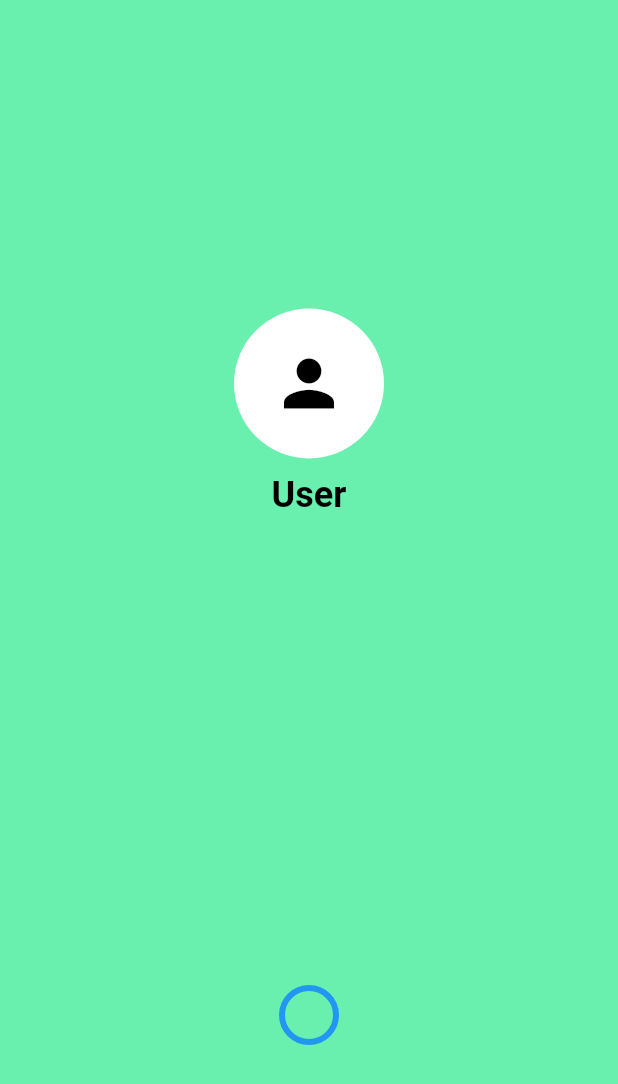
After one commit to FeniBharodiya/UserList_App, a Flutter app: the SplashScreen screen opened directly, on a phone screen of 412 x 824 dp. The commit adds this screen. Shown: the top 1084 px of the screen. Run offline on Flutter 3.47's test engine with Material 2 defaults, Android fonts, the phone set to English and light mode, and no system bars; our stand-ins replace connectivity_plus, dio, get, internet_connection_checker, sqflite; accounts and stored records are empty; network calls fail.

Commit message:
intial commit

```diff
--- a/lib/Models/dio_api_service.dart
+++ b/lib/Models/dio_api_service.dart
@@ -8,14 +8,30 @@ import 'package:user_list/Models/db_helper.dart';
 class ApiServices {
   final UserController userController = Get.put(UserController());
   var dio = Dio();
+  int page = 0;
+  final int _limit = 20;
+
+  List _posts = [];
 
   Future<List<UserElement>> fatchUsers() async {
-    print(("fatchUsers called"));
+    print(("Users call"));
     try {
       userController.isLoading.value = true;
+      //final Response response = await dio.get(Uri.parse("$_baseUrl?_page=$_page&_limit=$_limit"));
+      //  "https://verified-mammal-79.hasura.app/api/rest/users",
       final Response response = await dio.get(
           "https://verified-mammal-79.hasura.app/api/rest/users",
-          queryParameters: {"since": 0});
+          queryParameters: {
+            //"metadata": {
+            // "result_set": {
+            "since": 10,
+            // count": 25,
+            // "offset": 0,
+            //"limit": 25,
+            // "total": 77,
+            // },
+            //},
+          });
       userController.isLoading.value = false;
       if (response.statusCode == 200) {
         userController.userList.value = userController.searchList.value =
--- a/lib/Models/internet_model.dart
+++ b/lib/Models/internet_model.dart
@@ -19,7 +19,7 @@ class NetWorkConection {
               ),
               content: const ListTile(
                 title: Padding(
-                  padding: EdgeInsets.only(left: 25),
+                  padding: EdgeInsets.only(left: 30),
                   child: Text(
                     "No Internet    (｡ ╯︵╰｡ )",
                     style: TextStyle(fontSize: 29, fontWeight: FontWeight.w500),
@@ -43,7 +43,7 @@ class NetWorkConection {
                     children: <Widget>[
                       Center(
                         child: Padding(
-                          padding: const EdgeInsets.only(left: 38),
+                          padding: const EdgeInsets.only(left: 30),
                           child: ElevatedButton(
                             onPressed: () {
                               Navigator.of(context).pop();
@@ -59,7 +59,7 @@ class NetWorkConection {
                             // padding: EdgeInsets.only(
                             //     left: 45, right: 45, top: 15, bottom: 15),
                             child: const Text(
-                              "OK",
+                              "   OK   ",
                               style:
                                   TextStyle(color: Colors.white, fontSize: 20),
                             ),
--- /dev/null
+++ b/lib/Scrrens/splash.dart
@@ -0,0 +1,64 @@
+import 'package:flutter/material.dart';
+
+class SplashScreen extends StatefulWidget {
+  const SplashScreen({Key? key}) : super(key: key);
+
+  @override
+  _SplashScreenState createState() => _SplashScreenState();
+}
+
+class _SplashScreenState extends State<SplashScreen> {
+  @override
+  Widget build(BuildContext context) {
+    return Scaffold(
+      body: Stack(
+        fit: StackFit.expand,
+        children: [
+          Container(
+            decoration: const BoxDecoration(color: Colors.greenAccent),
+          ),
+          Column(
+            mainAxisAlignment: MainAxisAlignment.center,
+            children: [
+              Expanded(
+                flex: 2,
+                child: Column(
+                  mainAxisAlignment: MainAxisAlignment.center,
+                  children: const [
+                    CircleAvatar(
+                      backgroundColor: Colors.white,
+                      radius: 50.0,
+                      child: Icon(
+                        Icons.person,
+                        color: Colors.black,
+                        size: 50.0,
+                      ),
+                    ),
+                    Padding(padding: EdgeInsets.only(top: 10.0)),
+                    Text(
+                      "User",
+                      style: TextStyle(
+                          fontWeight: FontWeight.bold,
+                          fontSize: 24.0,
+                          color: Colors.black),
+                    )
+                  ],
+                ),
+              ),
+
+              Expanded(
+                flex: 1,
+              child: Column(
+                mainAxisAlignment: MainAxisAlignment.center,
+                children: [
+                  CircularProgressIndicator.adaptive(value: 3.0,),
+                  Padding(padding: const EdgeInsets.only(top: 20.0))
+                ],
+              ),)
+            ],
+          )
+        ],
+      ),
+    );
+  }
+}
--- a/lib/Scrrens/user_list.dart
+++ b/lib/Scrrens/user_list.dart
@@ -14,6 +14,7 @@ class UserList extends StatefulWidget {
 
 class _UserListState extends State<UserList> {
   final UserController userController = Get.put(UserController());
+  //GlobalKey<PaginatorState> paginatorGlobalKey = GlobalKey();
 
   @override
   void initState() {
@@ -71,7 +72,7 @@ class _UserListState extends State<UserList> {
           padding: const EdgeInsets.only(top: 16, bottom: 16),
           child: userController.isLoading.value
               ? const Center(child: CircularProgressIndicator())
-                : userController.searchList.isEmpty
+              : userController.searchList.isEmpty
                   ? const Center(
                       child: Text('NO USER FOUND (｡•́︿•̀｡)'),
                     )
--- a/pubspec.yaml
+++ b/pubspec.yaml
@@ -46,6 +46,8 @@ dependencies:
   path_provider: ^2.0.11
   get: ^4.6.5
   connectivity_plus: ^2.3.7
+  infinite_scroll_pagination: ^3.2.0
+  animated_splash_screen: ^1.3.0
 
 dev_dependencies:
   flutter_test:
```
Also changed, not shown: assets/Snapchat-2085486991.jpg (deleted), pubspec.lock.
